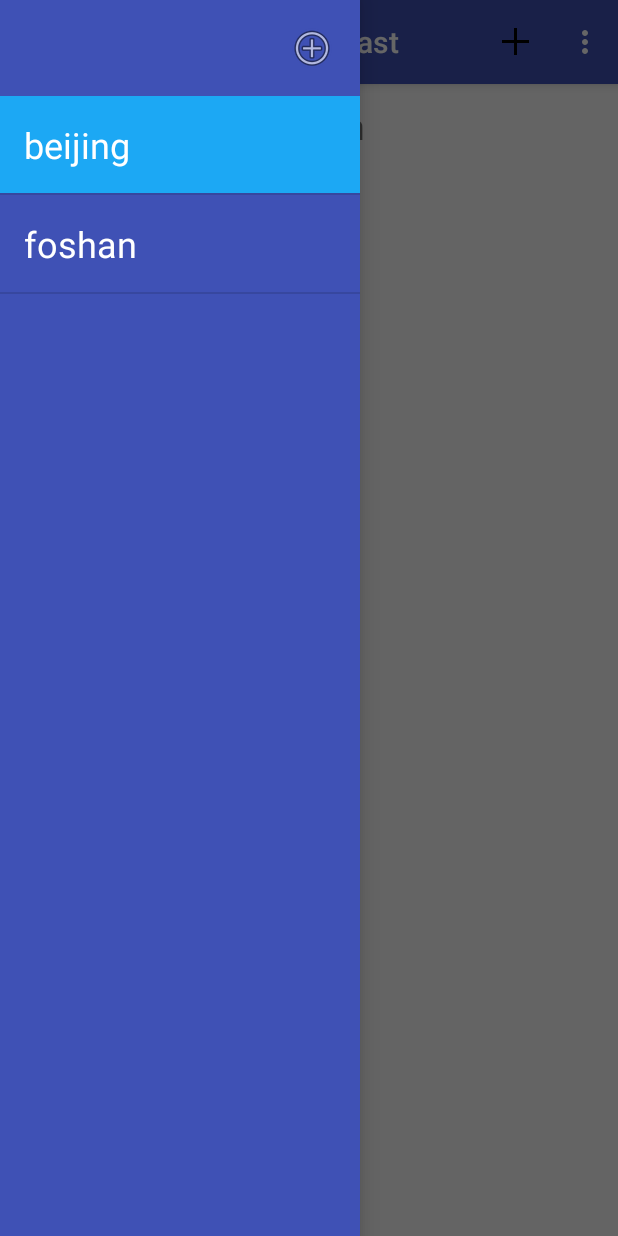
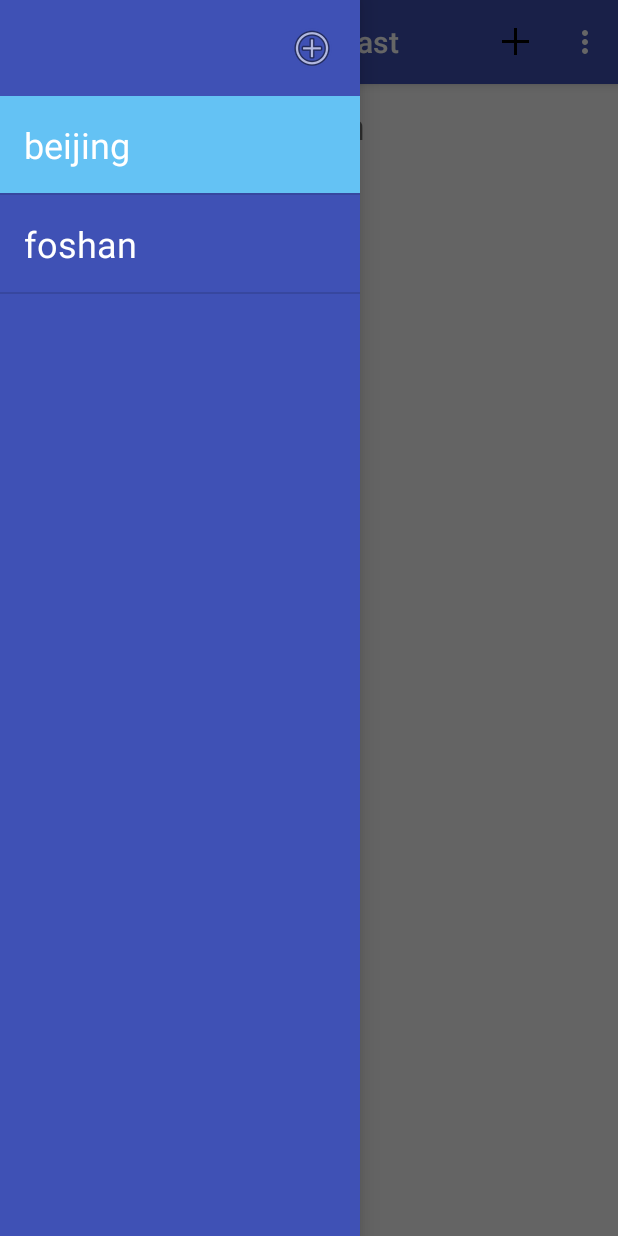
Before and after one commit to hozdanny/OnlyWeatherForecast, an Android app: the screen it shows after launch (MainActivity), after a tap on "beijing", on a phone screen of 412 x 824 dp. Run offline under Robolectric (Android 15) with nearby library versions, the phone set to English and light mode, and no system bars; pictures from the network do not load; 1 statement that could not run was skipped; 2 other taps on this screen came first.

Commit message:
修复Listview点击效果Bug

```diff
--- a/app/src/main/java/com/hozdanny/onlyweatherforecast/DrawerListAdapter.java
+++ b/app/src/main/java/com/hozdanny/onlyweatherforecast/DrawerListAdapter.java
@@ -40,5 +40,6 @@ public class DrawerListAdapter extends ArrayAdapter<String> {
 
     public void setLocationSet(ArrayList<String> locationSet){
         this.locationSet = locationSet;
+        notifyDataSetChanged();
     }
 }
--- a/app/src/main/java/com/hozdanny/onlyweatherforecast/MainActivity.java
+++ b/app/src/main/java/com/hozdanny/onlyweatherforecast/MainActivity.java
@@ -5,6 +5,7 @@ import android.content.Context;
 import android.content.DialogInterface;
 import android.content.Intent;
 import android.content.SharedPreferences;
+import android.os.Parcelable;
 import android.preference.PreferenceManager;
 import android.support.v4.widget.DrawerLayout;
 import android.support.v7.app.ActionBarDrawerToggle;
@@ -31,6 +32,8 @@ public class MainActivity extends AppCompatActivity implements View.OnClickListe
     private ArrayList<String> locationSet;
     private DrawerListAdapter mDrawerListAdapter;
     private static final String SELECTED_KEY = "selected_position";
+    private ListView mDrawerListView;
+    private Parcelable state = null;
 
     @Override
     protected void onCreate(Bundle savedInstanceState) {
@@ -48,22 +51,23 @@ public class MainActivity extends AppCompatActivity implements View.OnClickListe
 
         //drawer
         DrawerLayout mDrawerLayout = (DrawerLayout) findViewById(R.id.drawer_layout);
-        ListView mDrawerListView = (ListView) findViewById(R.id.drawer_listview);
+        mDrawerListView = (ListView) findViewById(R.id.drawer_listview);
         locationSet = new ArrayList<>();
         locationSet.add("beijing");
         locationSet.add("foshan");
         mDrawerListAdapter = new DrawerListAdapter(this, R.layout.drawer_list_item, locationSet);
+        mDrawerListView.setChoiceMode(ListView.CHOICE_MODE_SINGLE);
         mDrawerListView.setAdapter(mDrawerListAdapter);
         mDrawerListView.setOnItemClickListener(new AdapterView.OnItemClickListener() {
             @Override
             public void onItemClick(AdapterView<?> parent, View view, int position, long id) {
-                SharedPreferences sp = getSharedPreferences(getString(R.string.sharedPrefName),MODE_PRIVATE);
+                //set sharedPreference location and position
+                SharedPreferences sp = getSharedPreferences(getString(R.string.sharedPrefName), MODE_PRIVATE);
                 SharedPreferences.Editor editor = sp.edit();
                 String location = mDrawerListAdapter.getPositionItem(position);
-                editor.putString(getString(R.string.pref_location),location);
+                editor.putString(getString(R.string.pref_location), location);
                 editor.commit();
-                Log.i(TAG,"On item click "+ sp.getString(getString(R.string.pref_location),""));
-                view.setSelected(true);
+               // view.setSelected(true);
             }
         });
         //open and close drawer listener
@@ -75,11 +79,14 @@ public class MainActivity extends AppCompatActivity implements View.OnClickListe
                 ForecastFragment forecastFragment = ((ForecastFragment) getSupportFragmentManager()
                         .findFragmentById(R.id.fragment_forecast));
                 forecastFragment.onLocationChanged();
+                state = mDrawerListView.onSaveInstanceState();
             }
 
             /** Called when a drawer has settled in a completely open state. */
             public void onDrawerOpened(View drawerView) {
-
+                if (state != null) {
+                    mDrawerListView.onRestoreInstanceState(state);
+                }
 
             }
         };
@@ -156,14 +163,14 @@ public class MainActivity extends AppCompatActivity implements View.OnClickListe
 
     @Override
     protected void onPause() {
-        SharedPreferences sp = getSharedPreferences(getString(R.string.sharedPrefName),MODE_PRIVATE);
+        SharedPreferences sp = getSharedPreferences(getString(R.string.sharedPrefName), MODE_PRIVATE);
         sp.unregisterOnSharedPreferenceChangeListener(this);
         super.onPause();
     }
 
     @Override
     protected void onResume() {
-        SharedPreferences sp = getSharedPreferences(getString(R.string.sharedPrefName),MODE_PRIVATE);
+        SharedPreferences sp = getSharedPreferences(getString(R.string.sharedPrefName), MODE_PRIVATE);
         sp.registerOnSharedPreferenceChangeListener(this);
         super.onResume();
     }
--- a/app/src/main/res/drawable/drawer_touch_selector.xml
+++ b/app/src/main/res/drawable/drawer_touch_selector.xml
@@ -16,16 +16,14 @@
 <!-- This selector works everywhere, but does not support ripple -->
 <selector xmlns:android="http://schemas.android.com/apk/res/android">
 
-    <!--双条件 -->
     <item
-        android:state_focused="false"
         android:state_pressed="true"
         android:drawable="@color/app_light_blue" />
     <item
         android:state_selected="true"
-        android:drawable="@color/app_blue" />
+        android:drawable="@color/app_light_blue" />
     <item
-        android:state_focused="true"
+        android:state_activated="true"
         android:drawable="@color/activated" />
 
 </selector>
--- a/app/src/main/res/layout/drawer_list_item.xml
+++ b/app/src/main/res/layout/drawer_list_item.xml
@@ -3,6 +3,7 @@
     android:id="@+id/drawer_list_item_text"
     android:layout_width="match_parent"
     android:layout_height="wrap_content"
+
     android:background="@drawable/drawer_touch_selector"
     android:padding="@dimen/abc_list_item_padding_horizontal_material"
     android:text="New Text"
```
